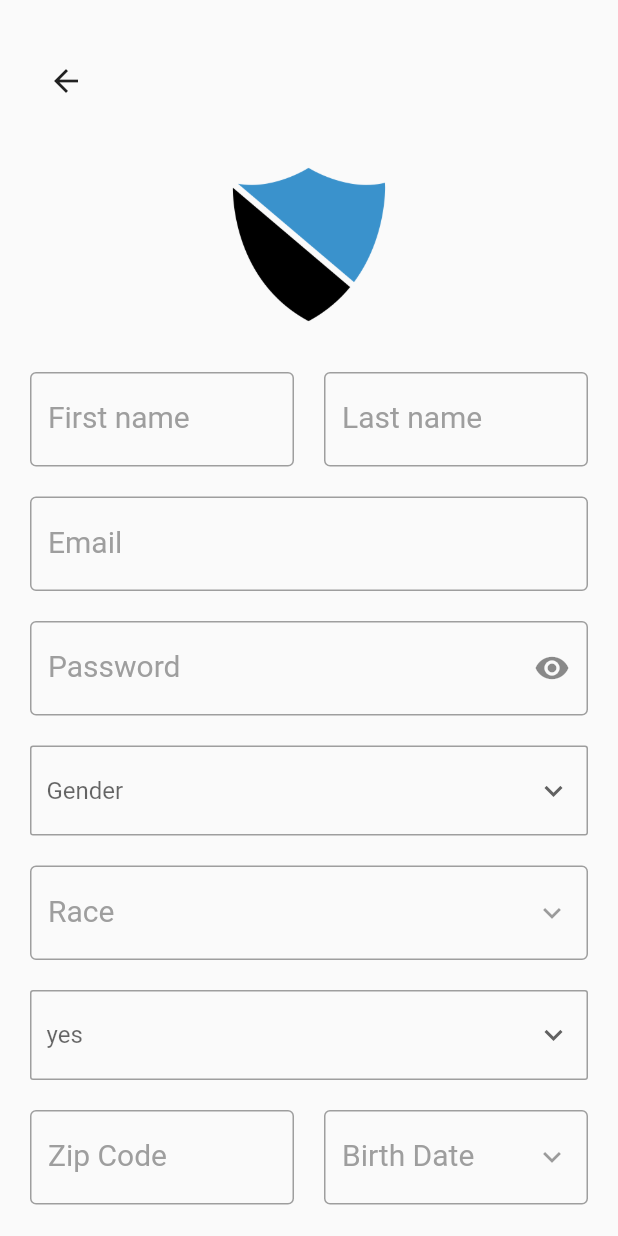
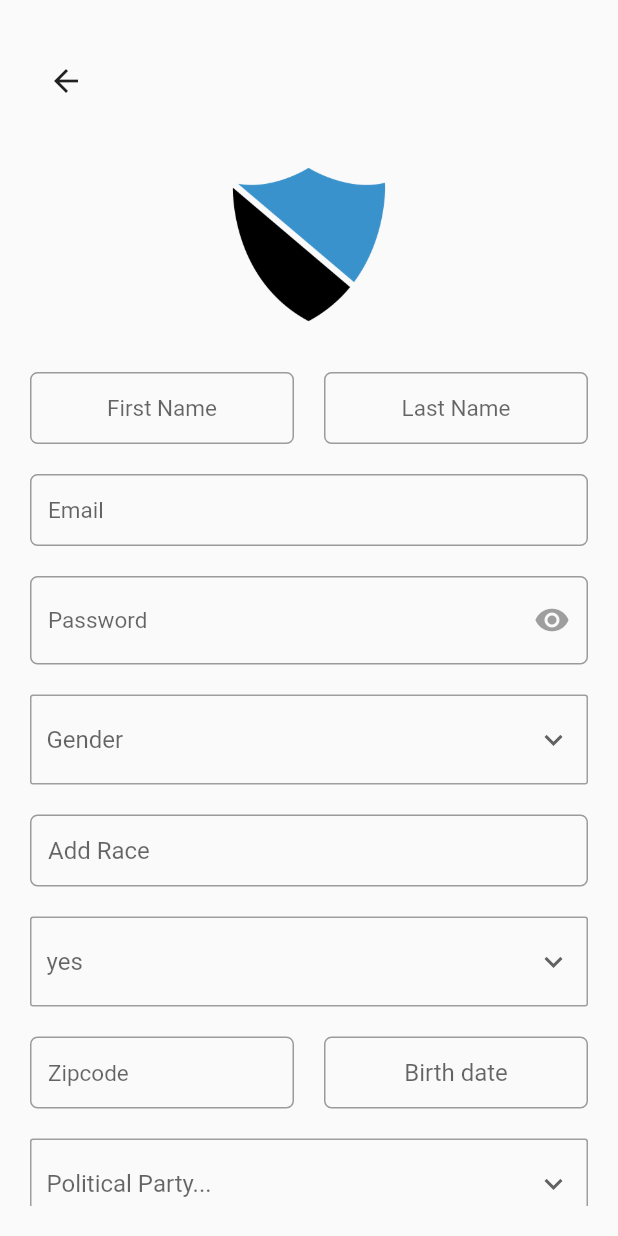
Before and after one commit to ronit99/Multiple_fields_form, a Flutter app: the screen it shows after launch, on a phone screen of 412 x 824 dp. Run offline on Flutter 3.47's test engine with Material 2 defaults, Android fonts, the phone set to English and light mode, and no system bars; our stand-ins replace dropdown_formfield; Roboto replaces fonts that are missing (Montserrat).

Commit message:
first commit

```diff
--- a/lib/constants.dart
+++ b/lib/constants.dart
@@ -34,7 +34,7 @@ class CustomTextStyle {
   static TextStyle display5(BuildContext context) {
     return Theme.of(context).textTheme.body1
         .copyWith(
-        fontSize: 20,
+        fontSize: 12,
         fontWeight: FontWeight.normal,
         fontFamily: 'Montserrat',
         color: Colors.grey);
--- a/lib/register.dart
+++ b/lib/register.dart
@@ -32,6 +32,7 @@ class _RegisterState extends State<Register> {
   List<DropdownMenuItem<Incomecheck>> _dropdownMenuSlots;
   DateTime selectedDate = DateTime.now();
   bool _obscureText = true;
+  bool _showPassword = false;
   //dropdown values and some model's data
   String dropdownValue = 'Male';
   int selected_item = 0;
@@ -219,42 +220,88 @@ class _RegisterState extends State<Register> {
               mainAxisAlignment: MainAxisAlignment.spaceEvenly,
               children: [
                 Expanded(
-                  child: TextFormField(
-                    style: CustomTextStyle.display5(context),
-                    controller: fnamecontroller,
-                    decoration: Decor.decorText.copyWith(labelText: 'First name'),
+                  child: new TextField(
+                    textAlign: TextAlign.center,
+                    keyboardType: TextInputType.text,
+                    decoration: InputDecoration(
+                      hintText: 'First Name',
+                      hintStyle: TextStyle(fontSize: 15),
+                      border: OutlineInputBorder(
+                        borderRadius: BorderRadius.circular(5),
+                        borderSide: BorderSide(
+                          width: 1,
+                          style: BorderStyle.solid,
+                        ),
+                      ),
+                      // filled: true,
+                      contentPadding: EdgeInsets.all(12),
+                    ),
                   ),
                 ),
                 SizedBox(width: 20),
                 Expanded(
-                  child: TextFormField(
-
-                    style: CustomTextStyle.display5(context),
-                    controller: lnamecontroller,
-                    decoration: Decor.decorText.copyWith(labelText: "Last name"),
+                  child: new TextField(
+                    textAlign: TextAlign.center,
+                    keyboardType: TextInputType.text,
+                    decoration: InputDecoration(
+                      hintText: 'Last Name',
+                      hintStyle: TextStyle(fontSize: 15),
+                      border: OutlineInputBorder(
+                        borderRadius: BorderRadius.circular(5),
+                        borderSide: BorderSide(
+                          width: 1,
+                          style: BorderStyle.solid,
+                        ),
+                      ),
+                      // filled: true,
+                      contentPadding: EdgeInsets.all(12),
+                    ),
                   ),
                 ),
               ],
             ),
             SizedBox(height: 20),
-            TextFormField(
-              style: CustomTextStyle.display5(context),
-              controller: emailcontroller,
-              decoration: Decor.decorText.copyWith(labelText: "Email"),
+            new TextField(
+              textAlign: TextAlign.left,
+              keyboardType: TextInputType.text,
+              decoration: InputDecoration(
+                hintText: 'Email',
+                hintStyle: TextStyle(fontSize: 15),
+                border: OutlineInputBorder(
+                  borderRadius: BorderRadius.circular(5),
+                  borderSide: BorderSide(
+                    width: 1,
+                    style: BorderStyle.solid,
+                  ),
+                ),
+                // filled: true,
+                contentPadding: EdgeInsets.all(12),
+              ),
             ),
             SizedBox(height: 20),
-
-            TextFormField(
-              style: CustomTextStyle.display5(context),
-              controller: passwordcontroller,
-              decoration: Decor.decorText.
-              copyWith(labelText: "Password",
-                       suffixIcon: IconButton(
-                         icon: Icon( _obscureText ? Icons.visibility : Icons.visibility_off),
-                         onPressed: () {
-                _toggle();
-              },),),
-              obscureText: _obscureText,
+             new TextField(
+              obscureText: !this._showPassword,
+              textAlign: TextAlign.start,
+              decoration: InputDecoration(
+                hintText: 'Password',
+                hintStyle: TextStyle(fontSize: 15),
+                border: OutlineInputBorder(
+                  borderRadius: BorderRadius.circular(5),
+                  borderSide: BorderSide(
+                    width: 1,
+                    style: BorderStyle.solid,
+                  ),
+                ),
+                suffixIcon: IconButton(
+                  icon: Icon(
+                    Icons.remove_red_eye,
+                    color: Colors.grey,
+                  ),
+                  onPressed: () {
+                    setState(() => this._showPassword = !this._showPassword);
+                  },
+                ),
+              ),
             ),
             SizedBox(height: 20),
             Container(
@@ -283,10 +330,22 @@ class _RegisterState extends State<Register> {
                   ),
             ),
             SizedBox(height:20),
-            TextFormField(
-              style: CustomTextStyle.display5(context),
-            //  controller: lnamecontroller,
-              decoration: Decor.decorText.copyWith(labelText: "Race",suffixIcon: IconButton(icon: Icon(Icons.keyboard_arrow_down),),),
+            new TextField(
+              textAlign: TextAlign.left,
+              keyboardType: TextInputType.text,
+              decoration: InputDecoration(
+                hintText: 'Add Race',
+                hintStyle: TextStyle(fontSize: 16),
+                border: OutlineInputBorder(
+                  borderRadius: BorderRadius.circular(5),
+                  borderSide: BorderSide(
+                    width: 1,
+                    style: BorderStyle.solid,
+                  ),
+                ),
+                // filled: true,
+                contentPadding: EdgeInsets.all(12),
+              ),
             ),
             SizedBox(height: 20),
             Container(
@@ -319,18 +378,41 @@ class _RegisterState extends State<Register> {
               mainAxisAlignment: MainAxisAlignment.spaceEvenly,
               children: [
                 Expanded(
-                  child: TextFormField(
-                    style: CustomTextStyle.display5(context),
-                   // controller: fnamecontroller,
-                    decoration: Decor.decorText.copyWith(labelText: 'Zip Code'),
+                  child:  new TextField(
+                    textAlign: TextAlign.left,
+                    keyboardType: TextInputType.text,
+                    decoration: InputDecoration(
+                      hintText: 'Zipcode',
+                      hintStyle: TextStyle(fontSize: 15),
+                      border: OutlineInputBorder(
+                        borderRadius: BorderRadius.circular(5),
+                        borderSide: BorderSide(
+                          width: 1,
+                          style: BorderStyle.solid,
+                        ),
+                      ),
+                      // filled: true,
+                      contentPadding: EdgeInsets.all(12),
+                    ),
                   ),
                 ),
                 SizedBox(width: 20),
                 Expanded(
-                  child: TextFormField(
-                    style: CustomTextStyle.display5(context),
-                   controller: birthController,
-                    decoration: Decor.decorText.copyWith(labelText: "Birth Date",suffixIcon: IconButton(icon: Icon(Icons.keyboard_arrow_down),),),
+                  child: new TextField(
+                    textAlign: TextAlign.center,
+                    // keyboardType: TextInputType.text,
+                    decoration: InputDecoration(
+                      hintText: 'Birth date',
+                      hintStyle: TextStyle(fontSize: 16),
+                      border: OutlineInputBorder(
+                        borderRadius: BorderRadius.circular(5),
+                        borderSide: BorderSide(
+                          width: 2,
+                        ),
+                      ),
+                      // filled: true,
+                      contentPadding: EdgeInsets.all(12),
+                    ),
                     onTap: () {
                       if (Platform.isIOS) {
                         _showModalBottomSheet(context);
```
